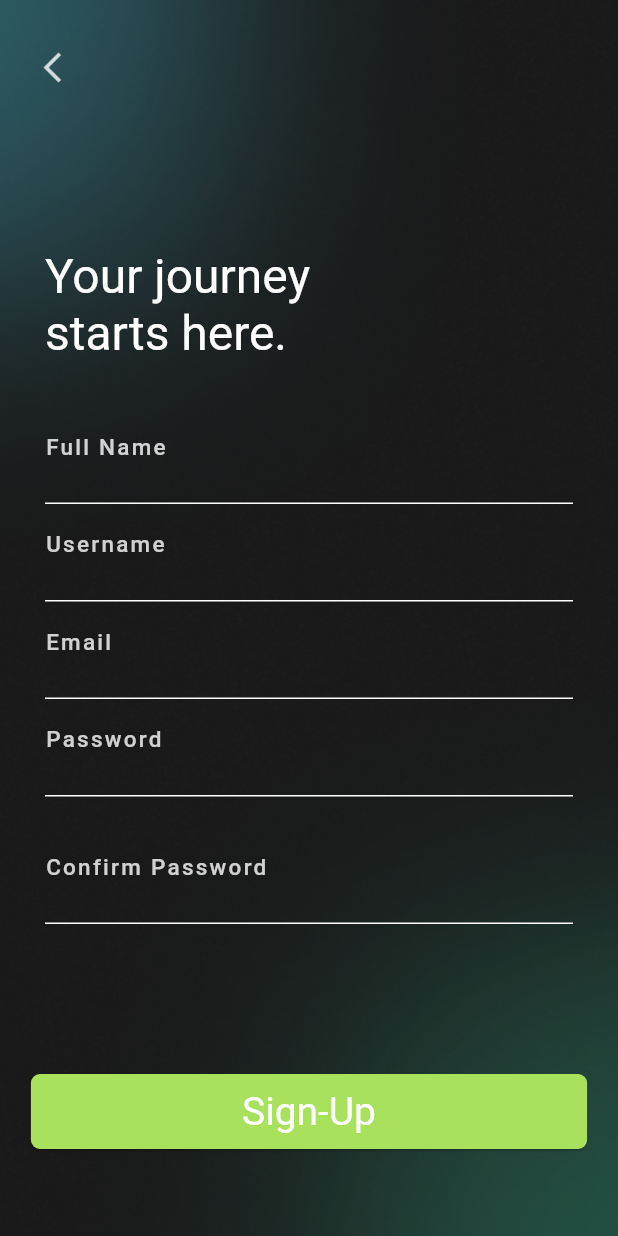
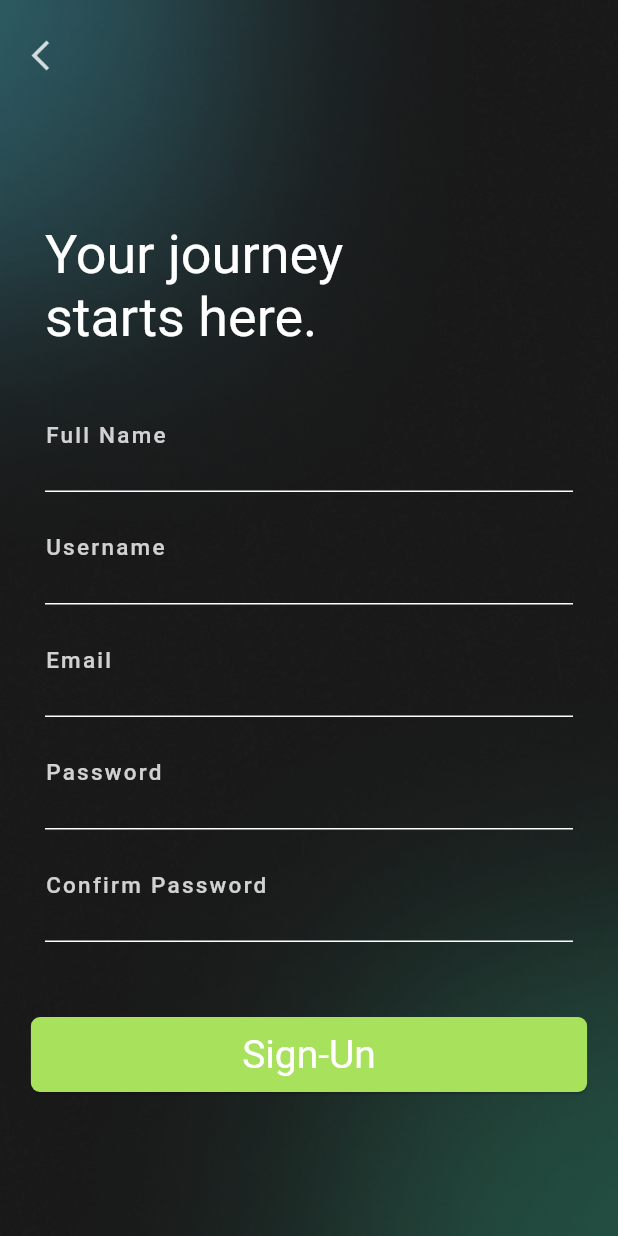
Before and after one commit to KustyBoo/EKIN, a Flutter app: the SignUpPage screen opened by its route, on a phone screen of 412 x 824 dp. Run offline on Flutter 3.47's test engine with Material 2 defaults, Android fonts, the phone set to English and light mode, and no system bars; our stand-ins replace introduction_screen; Roboto replaces fonts that are missing (Oddval, dity).

Commit message:
baikin responsive

```diff
--- a/lib/main.dart
+++ b/lib/main.dart
@@ -44,7 +44,7 @@ class MyApp extends StatelessWidget {
           "/HomePage":(context) => HomePage(),
           "/CollectionPage":(context) => CollectionPage(),
         },
-        initialRoute: "/CollectionPage", // inisialisasi rute
+        initialRoute: "/SuccessPage", // inisialisasi rute
       ),
     );
   }
--- a/lib/screens/signuUpPage.dart
+++ b/lib/screens/signuUpPage.dart
@@ -29,170 +29,182 @@ class _SignInPageState extends State<SignUpPage> {
 
   @override
   Widget build(BuildContext context) {
-    return Container(
+    return Scaffold(
+      body: Stack(
+        children: [
+          Container(
              width: MediaQuery.of(context).size.width,
              height: MediaQuery.of(context).size.height,
              decoration: BoxDecoration(
              image: DecorationImage(
              image: AssetImage("assets/background.png"),
              fit: BoxFit.cover,
-      )
                 ),
-      child: Scaffold(
-        body: Container(
+              ),
+              child: Container(
+                width: MediaQuery.of(context).size.width,
+                height: MediaQuery.of(context).size.height,
                 child: ListView(
+                    children :[
+                      Column(
                       children: [
-              Stack(
-              children:[
-                TextButton(
-                onPressed: (){},
-                 child:
+                         SizedBox(height: 25),
                           Container(
-                  margin: EdgeInsets.only(top: 25, left: 15),
+                            margin: EdgeInsets.only(left: 15),
                             width: MediaQuery.of(context).size.width,
                             height: 24,
                             child: Image.asset("assets/buttonBack.png"),
                             alignment: Alignment.topLeft,
-                   )
-
                         ),
-              ]
-            ),
-              Expanded(
-                flex: 10,
-                child: Container(
+                        SizedBox(height: 100),
+                        Container(
                           alignment: Alignment.topLeft,
-                  margin: EdgeInsets.only(top: 100, left: 30),
-                  child: Text("Your journey\nstarts here.",
-                      style: Theme.of(context).textTheme.headlineMedium
+                          margin: EdgeInsets.only(left: 30),
+                          child: Text(
+                            "Your journey\nstarts here.",
+                            style: Theme.of(context).textTheme.headlineLarge,
                           ),
                         ),
-                ),
-               Expanded(
-                 flex: 20,
-                 child: Container(
-                  padding: EdgeInsets.only(left: 30, right: 30, top : 40),
+                        SizedBox(height: 30,),
+                        Container(
+                          child: Padding(
+                           padding:
+                              EdgeInsets.symmetric(horizontal: 30, vertical: 10),
                           child: TextField(
+                            controller: _controllerPassword,
+                            obscureText: true,
                             style: Theme.of(context).textTheme.bodySmall,
                             decoration: InputDecoration(
-                      labelText:
-                          "Full Name",
+                              labelText: "Full Name",
                               labelStyle: Theme.of(context).textTheme.bodyLarge,
                               enabledBorder: UnderlineInputBorder(
                                 borderSide: BorderSide(
-                          color: colorMode.onPrimaryContainer, // Warna border
+                                  color: colorMode
+                                      .onPrimary, // Ganti dengan warna border yang sesuai
                                 ),
                               ),
-                      floatingLabelBehavior: FloatingLabelBehavior.always, //agar label selalu naik
-                      contentPadding: EdgeInsets.symmetric(vertical: 10)//atur jarak label and inputan
+                              floatingLabelBehavior: FloatingLabelBehavior.always,
+                              contentPadding: EdgeInsets.symmetric(vertical: 10),
                             ),
                           ),
                         ),
                         ),
-              Expanded(
-                flex: 20,
-                child: Container(
-                  padding: EdgeInsets.only(left: 30, right: 30, top : 10),
+                         Container(
+                          child: Padding(
+                           padding:
+                              EdgeInsets.symmetric(horizontal: 30, vertical: 10),
                           child: TextField(
+                            controller: _controllerPassword,
+                            obscureText: true,
                             style: Theme.of(context).textTheme.bodySmall,
                             decoration: InputDecoration(
-                      labelText:
-                          "Username", // Label akan hilang saat pengguna mengetik
+                              labelText: "Username",
                               labelStyle: Theme.of(context).textTheme.bodyLarge,
                               enabledBorder: UnderlineInputBorder(
                                 borderSide: BorderSide(
-                          color: colorMode.onPrimaryContainer, // Warna border
+                                  color: colorMode
+                                      .onPrimary, // Ganti dengan warna border yang sesuai
                                 ),
                               ),
-                      floatingLabelBehavior: FloatingLabelBehavior.always, //agar label selalu naik
-                      contentPadding: EdgeInsets.symmetric(vertical: 10)//atur jarak label and inputan
+                              floatingLabelBehavior: FloatingLabelBehavior.always,
+                              contentPadding: EdgeInsets.symmetric(vertical: 10),
                             ),
                           ),
                         ),
                         ),
-              Expanded(
-                flex: 20,
-                child: Container(
-                  padding: EdgeInsets.only(left: 30, right: 30, top : 10),
+                         Container(
+                          child: Padding(
+                           padding:
+                              EdgeInsets.symmetric(horizontal: 30, vertical: 10),
                           child: TextField(
+                            controller: _controllerPassword,
+                            obscureText: true,
                             style: Theme.of(context).textTheme.bodySmall,
                             decoration: InputDecoration(
-                      labelText:
-                          "Email", // Label akan hilang saat pengguna mengetik
+                              labelText: "Email",
                               labelStyle: Theme.of(context).textTheme.bodyLarge,
                               enabledBorder: UnderlineInputBorder(
                                 borderSide: BorderSide(
-                          color: colorMode.onPrimaryContainer, // Warna border
+                                  color: colorMode
+                                      .onPrimary, // Ganti dengan warna border yang sesuai
                                 ),
                               ),
-                      floatingLabelBehavior: FloatingLabelBehavior.always, //agar label selalu naik
-                      contentPadding: EdgeInsets.symmetric(vertical: 10)//atur jarak label and inputan
+                              floatingLabelBehavior: FloatingLabelBehavior.always,
+                              contentPadding: EdgeInsets.symmetric(vertical: 10),
                             ),
                           ),
                         ),
                         ),
-              Expanded(
-                flex: 20,
-                child: Container(
-                  padding: EdgeInsets.only(left: 30, right: 30, top : 10),
+                         Container(
+                          child: Padding(
+                           padding:
+                              EdgeInsets.symmetric(horizontal: 30, vertical: 10),
                           child: TextField(
+                            controller: _controllerPassword,
+                            obscureText: true,
                             style: Theme.of(context).textTheme.bodySmall,
                             decoration: InputDecoration(
-                      labelText:
-                          "Password", // Label akan hilang saat pengguna mengetik
+                              labelText: "Password",
                               labelStyle: Theme.of(context).textTheme.bodyLarge,
                               enabledBorder: UnderlineInputBorder(
                                 borderSide: BorderSide(
-                          color: colorMode.onPrimaryContainer, // Warna border
+                                  color: colorMode
+                                      .onPrimary, // Ganti dengan warna border yang sesuai
                                 ),
                               ),
-                      floatingLabelBehavior: FloatingLabelBehavior.always, //agar label selalu naik
-                      contentPadding: EdgeInsets.symmetric(vertical: 10)//atur jarak label and inputan
+                              floatingLabelBehavior: FloatingLabelBehavior.always,
+                              contentPadding: EdgeInsets.symmetric(vertical: 10),
                             ),
                           ),
                         ),
                         ),
-              Expanded(
-                flex: 20,
-                child: Container(
-                  padding: EdgeInsets.only(left: 30, right: 30, top : 30),
+                         Container(
+                          child: Padding(
+                           padding:
+                              EdgeInsets.symmetric(horizontal: 30, vertical: 10),
                           child: TextField(
+                            controller: _controllerPassword,
+                            obscureText: true,
                             style: Theme.of(context).textTheme.bodySmall,
                             decoration: InputDecoration(
-                      labelText:
-                          "Confirm Password", // Label akan hilang saat pengguna mengetik
+                              labelText: "Confirm Password",
                               labelStyle: Theme.of(context).textTheme.bodyLarge,
                               enabledBorder: UnderlineInputBorder(
                                 borderSide: BorderSide(
-                          color: colorMode.onPrimaryContainer, // Warna border
+                                  color: colorMode
+                                      .onPrimary, // Ganti dengan warna border yang sesuai
                                 ),
                               ),
-                      floatingLabelBehavior: FloatingLabelBehavior.always, //agar label selalu naik
-                      contentPadding: EdgeInsets.symmetric(vertical: 10)//atur jarak label and inputan
+                              floatingLabelBehavior: FloatingLabelBehavior.always,
+                              contentPadding: EdgeInsets.symmetric(vertical: 10),
                             ),
                           ),
                         ),
                         ),
-              Expanded(
-                flex: 10,
-                child: Container(
-                  margin: EdgeInsets.only(top: 100),
+                        SizedBox(height: 40,),
+                    Container(
+                      //margin: EdgeInsets.only(bottom: 100),
                       width: MediaQuery.of(context).size.width,
-                   child: ElevatedButton(
-                      onPressed: () {
-                      },
+                      child:
+                       ElevatedButton(
+                        onPressed: () {},
                         style: ElevatedButton.styleFrom(
-                        minimumSize: Size(MediaQuery.of(context).size.width * 0.9, 50,),
+                          minimumSize:
+                              Size(MediaQuery.of(context).size.width * 0.9, 50),
                         ),
-                      child: Text("Sign-Up"),
+                        child: Text("Sign-Un"),
                       ),
                       alignment: Alignment.bottomCenter,
+                    )
+                      ],
+                    )
+                    ]
+
+                ),
               ),
           )
         ],
       ),
-        ),
-      ),
     );
   }
 }
```
Also changed, not shown: lib/screens/signInPage.dart (+49 -37 lines), lib/screens/success.dart (+30 -33 lines). Lines whose indentation alone changed are shown as unchanged.
